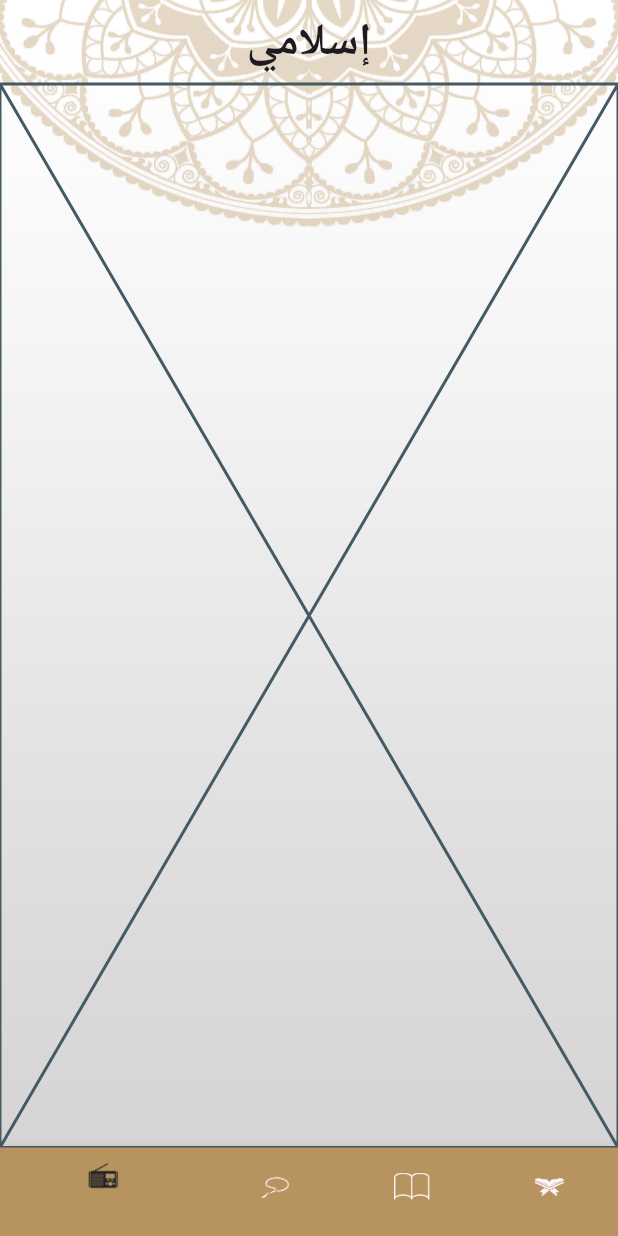
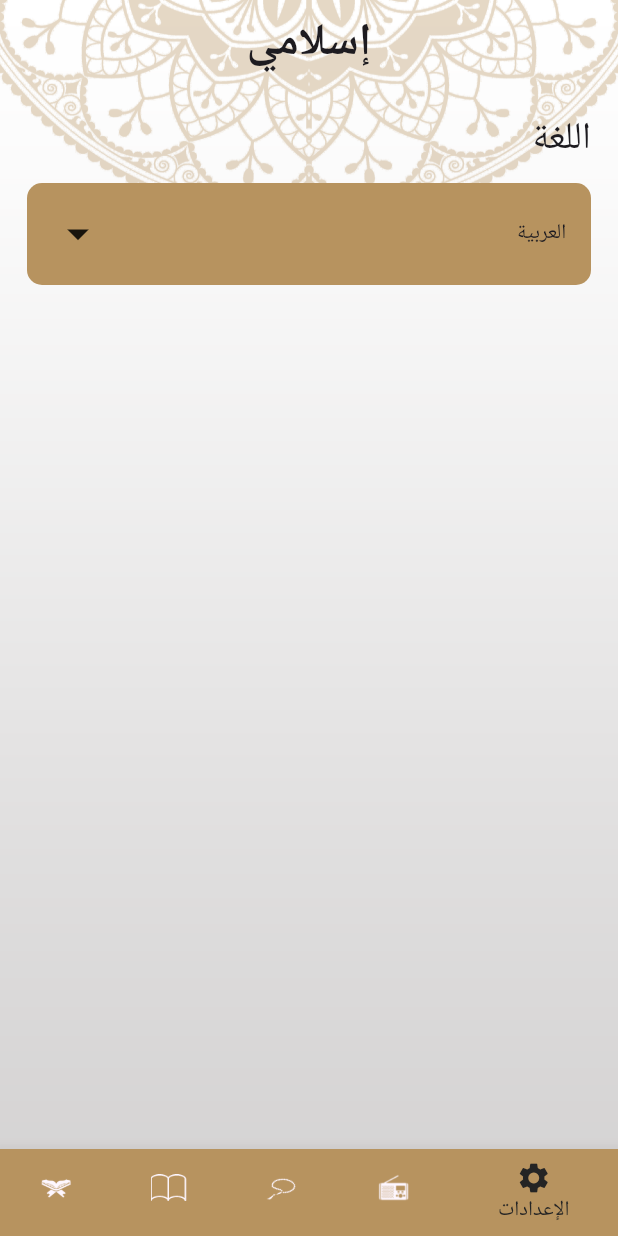
Before and after one commit to lediamassoud/islamy_app, a Flutter app: the screen it shows after launch, on a phone screen of 412 x 824 dp. Run offline on Flutter 3.47's test engine with Material 3 defaults, Android fonts, the phone set to English and light mode, and no system bars; generated files the repository leaves out were written again.

Commit message:
add languages and using - statement management - provider

```diff
--- /dev/null
+++ b/l10n.yaml
@@ -0,0 +1,3 @@
+arb-dir: lib/l10n
+template-arb-file: app_en.arb
+output-localization-file: app_localizations.dart
--- a/lib/hadeth/hadeth.dart
+++ b/lib/hadeth/hadeth.dart
@@ -4,6 +4,8 @@ import 'package:islami_app/hadeth/hadeth_details.dart';
 
 import '../app_theme.dart';
 import '../path_image.dart';
+
+import 'package:flutter_gen/gen_l10n/app_localizations.dart';
 
 class Hadeth extends StatefulWidget {
   Hadeth({super.key});
@@ -33,7 +35,7 @@ class _HadethState extends State<Hadeth> {
             thickness: 3,
           ),
           Text(
-            "الاحاديث",
+            AppLocalizations.of(context)!.hadeth_name,
             style: Theme.of(context).textTheme.titleLarge,
           ),
           Divider(
--- a/lib/hadeth/hadeth_details.dart
+++ b/lib/hadeth/hadeth_details.dart
@@ -3,6 +3,8 @@ import 'package:islami_app/app_theme.dart';
 
 import '../path_image.dart';
 import 'hadeth.dart';
+
+import 'package:flutter_gen/gen_l10n/app_localizations.dart';
 
 class HadethDetails extends StatelessWidget {
   static const routeName = "hadeth_details";
@@ -24,7 +26,7 @@ class HadethDetails extends StatelessWidget {
           appBar: AppBar(
             title: Center(
               child: Text(
-                "إسلامي",
+                AppLocalizations.of(context)!.app_title,
                 style: Theme.of(context).textTheme.titleLarge,
               ),
             ),
@@ -66,7 +68,7 @@ class HadethDetails extends StatelessWidget {
     for (int i = 0; i < content.length; i++) {
       cont += content[i];
     }
-    print(cont);
+
     return cont;
   }
 }
--- a/lib/home.dart
+++ b/lib/home.dart
@@ -5,6 +5,10 @@ import 'package:islami_app/path_image.dart';
 import 'package:islami_app/quran/quran.dart';
 import 'package:islami_app/sebha/sebha.dart';
 import 'package:islami_app/radio/radio.dart';
+
+import 'package:flutter_gen/gen_l10n/app_localizations.dart';
+
+import 'package:islami_app/settings/settings.dart';
 
 class Home extends StatefulWidget {
   static const String routeName = "home_screen";
@@ -29,7 +33,7 @@ class _HomeState extends State<Home> {
       Scaffold(
         appBar: AppBar(
           title: Text(
-            "إسلامي",
+            AppLocalizations.of(context)!.app_title,
             style: Theme.of(context).textTheme.titleLarge,
           ),
         ),
@@ -45,16 +49,21 @@ class _HomeState extends State<Home> {
               print(selectedIndex);
               setState(() {});
             },
-            items: const [
+            items:  [
               BottomNavigationBarItem(
-                  icon: ImageIcon(AssetImage(PathImages.radioIcon)), label: ""),
+                icon: const Icon(Icons.settings),
+                label: AppLocalizations.of(context)!.settings),
               BottomNavigationBarItem(
-                  icon: ImageIcon(AssetImage(PathImages.sebhaIcon)), label: ""),
+                  icon: const ImageIcon(AssetImage(PathImages.radioIcon)), label: AppLocalizations.of(context)!.radio),
               BottomNavigationBarItem(
-                  icon: ImageIcon(AssetImage(PathImages.hadethIcon)),
-                  label: ""),
+                  icon: const ImageIcon(AssetImage(PathImages.sebhaIcon)), label: AppLocalizations.of(context)!.sebha),
               BottomNavigationBarItem(
-                  icon: ImageIcon(AssetImage(PathImages.quranIcon)), label: ""),
+                  icon: const ImageIcon(AssetImage(PathImages.hadethIcon)),
+                  label: AppLocalizations.of(context)!.hadeth),
+              BottomNavigationBarItem(
+                  icon: const ImageIcon(AssetImage(PathImages.quranIcon)),
+                  label: AppLocalizations.of(context)!.quran),
+
             ],
           ),
         ),
@@ -62,5 +71,5 @@ class _HomeState extends State<Home> {
     ]);
   }
 
-  List<Widget> tabs = [RadioTab(), Sebha(), Hadeth(), Quran()];
+  List<Widget> tabs = [Settings(), RadioTab(), Sebha(), Hadeth(), Quran()];
 }
--- /dev/null
+++ b/lib/l10n/app_ar.arb
@@ -0,0 +1,14 @@
+{
+"app_title" : "إسلامي",
+"sura_name" : "إسم السورة",
+"hadeth_name" : "إسم الحديث",
+"quran" : "القرأن",
+"hadeth" : "الحديث",
+"sebha" : "السبحة",
+"radio" : "الإذاعة",
+"settings" : "الإعدادات",
+"language" : "اللغة",
+"english" : "English",
+"arabic" : "العربية",
+"ezaha" : "إذاعة القرأن الكريم"
+}
--- a/lib/main.dart
+++ b/lib/main.dart
@@ -2,11 +2,16 @@ import 'package:flutter/material.dart';
 import 'package:islami_app/app_theme.dart';
 import 'package:islami_app/hadeth/hadeth_details.dart';
 import 'package:islami_app/home.dart';
+import 'package:islami_app/provider/app_config_provider.dart';
 import 'package:islami_app/quran/sura-details.dart';
 import 'package:islami_app/splash.dart';
+import 'package:flutter_gen/gen_l10n/app_localizations.dart';
+import 'package:provider/provider.dart';
 
 void main() {
-  runApp(const MyApp());
+  runApp(ChangeNotifierProvider(
+    create:(context) => AppConfigProvider(),
+      child: MyApp()));
 }
 
 class MyApp extends StatelessWidget {
@@ -15,18 +20,20 @@ class MyApp extends StatelessWidget {
   // This widget is the root of your application.
   @override
   Widget build(BuildContext context) {
+    var languageProvider = Provider.of<AppConfigProvider>(context);
     return MaterialApp(
       debugShowCheckedModeBanner: false,
       routes: {
         Splash.routeName: (_) => const Splash(),
         Home.routeName: (_) => const Home(),
-        SuraDetails.routeName: (_) =>  SuraDetails(),
+        SuraDetails.routeName: (_) => SuraDetails(),
         HadethDetails.routeName: (_) => HadethDetails(),
       },
       initialRoute: Splash.routeName,
-
       theme: AppThem.lightMode,
-
+      locale: Locale(languageProvider.language),
+      localizationsDelegates: AppLocalizations.localizationsDelegates,
+      supportedLocales: AppLocalizations.supportedLocales,
       home: const Splash(),
     );
   }
--- a/lib/path_image.dart
+++ b/lib/path_image.dart
@@ -7,5 +7,6 @@ class PathImages {
   static const String sebhaIcon = "assets/images/icon_sebha.png";
   static const String radioIcon = "assets/images/icon_radio.png";
   static const String hadethImage = "assets/images/hadeth_logo.png";
+  static const String radioImage = "assets/images/radio_image.png";
 
 }
--- /dev/null
+++ b/lib/provider/app_config_provider.dart
@@ -0,0 +1,14 @@
+import 'package:flutter/material.dart';
+
+class AppConfigProvider extends ChangeNotifier {
+  String language = "ar";
+
+  void changeTheLanguage(String newLanguage){
+    if(newLanguage == language){
+      return;
+    }
+    language = newLanguage;
+
+    notifyListeners();
+  }
+}
--- a/lib/quran/quran.dart
+++ b/lib/quran/quran.dart
@@ -2,6 +2,8 @@ import 'package:flutter/material.dart';
 import 'package:islami_app/app_theme.dart';
 import 'package:islami_app/path_image.dart';
 import 'package:islami_app/quran/item_sura_name.dart';
+
+import 'package:flutter_gen/gen_l10n/app_localizations.dart';
 
 class Quran extends StatelessWidget {
   static List<String> suraNames = [
@@ -137,7 +139,7 @@ class Quran extends StatelessWidget {
             thickness: 3,
           ),
           Text(
-            "إسم السورة",
+            AppLocalizations.of(context)!.sura_name,
             style: Theme.of(context).textTheme.titleMedium,
           ),
           Divider(
--- /dev/null
+++ b/lib/settings/settings.dart
@@ -0,0 +1,65 @@
+import 'package:flutter/material.dart';
+
+import 'package:flutter_gen/gen_l10n/app_localizations.dart';
+import 'package:islami_app/app_theme.dart';
+import 'package:islami_app/settings/language_bottom_sheet.dart';
+import 'package:provider/provider.dart';
+
+import '../provider/app_config_provider.dart';
+
+class Settings extends StatefulWidget {
+  const Settings({super.key});
+
+  @override
+  State<Settings> createState() => _SettingsState();
+}
+
+class _SettingsState extends State<Settings> {
+  @override
+  Widget build(BuildContext context) {
+    var languageProvider = Provider.of<AppConfigProvider>(context);
+    return Container(
+      padding: EdgeInsets.all(8),
+      margin: EdgeInsets.all(10),
+      child: Column(
+        crossAxisAlignment: CrossAxisAlignment.start,
+        children: [
+          Text(
+            AppLocalizations.of(context)!.language,
+            style: Theme.of(context).textTheme.titleMedium,
+          ),
+          const SizedBox(
+            height: 10,
+          ),
+          InkWell(
+            onTap: () {
+              showLanguageBottomSheet();
+            },
+            child: Container(
+              padding:
+                  EdgeInsets.all(MediaQuery.of(context).size.height * 0.02),
+              decoration: BoxDecoration(
+                  color: AppThem.primaryLight,
+                  borderRadius: BorderRadius.circular(10)),
+              child: Row(
+                mainAxisAlignment: MainAxisAlignment.spaceBetween,
+                children: [
+                  Text(languageProvider.language == "en"? AppLocalizations.of(context)!.english : AppLocalizations.of(context)!.arabic),
+                  const Icon(
+                    Icons.arrow_drop_down,
+                    size: 35,
+                  )
+                ],
+              ),
+            ),
+          )
+        ],
+      ),
+    );
+  }
+
+  void showLanguageBottomSheet() {
+    showModalBottomSheet(
+        context: context, builder: (context) => LanguageBottomSheet());
+  }
+}
```
Also changed, not shown: lib/l10n/app_en.arb (added, +14 -0 lines), lib/radio/radio.dart (+30 -1 lines), lib/settings/language_bottom_sheet.dart (added, +76 -0 lines), pubspec.yaml (+6 -1 lines), assets/images/radio_image.png (added), pubspec.lock.
